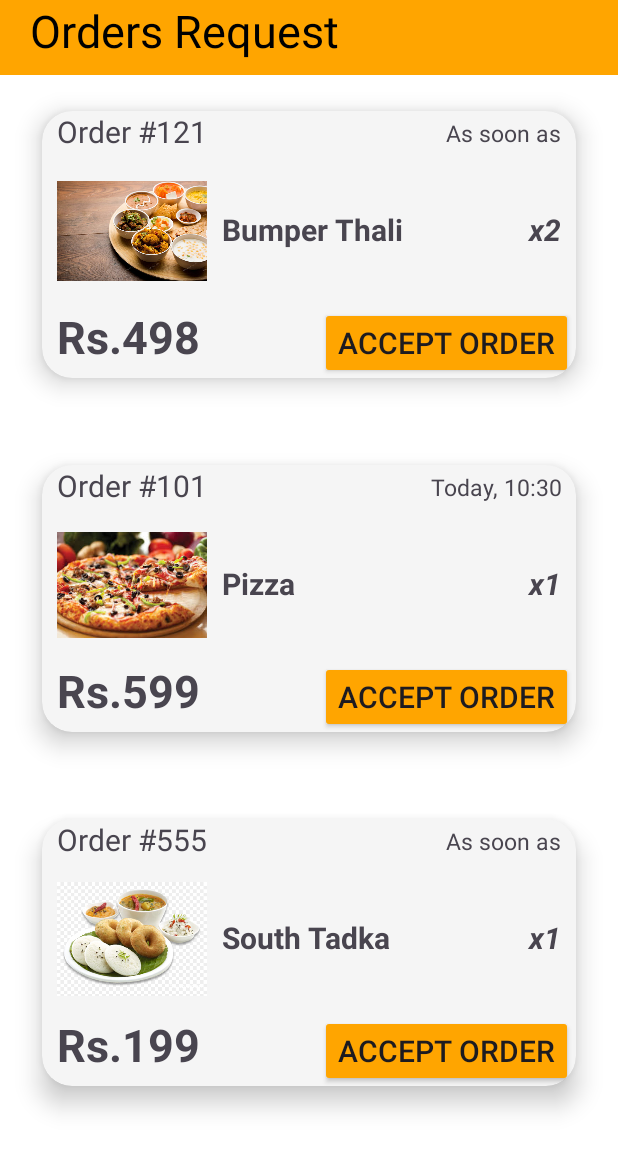
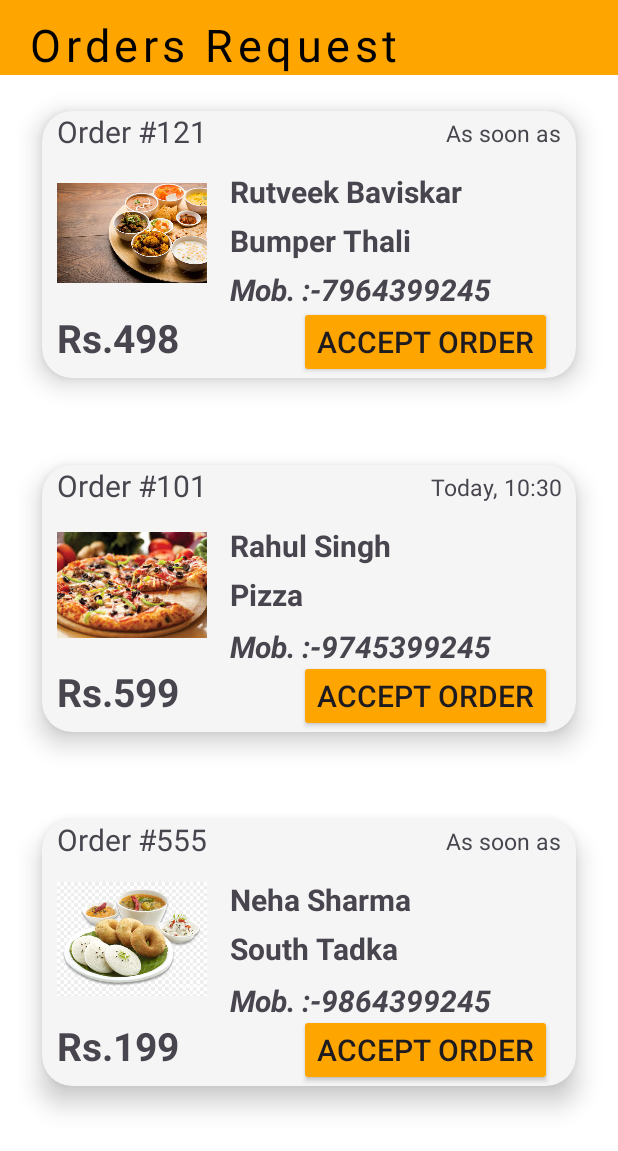
Before and after one commit to atharv2204/Internship-App, an Android app: the orders screen opened directly, with no data from a screen before it, on a phone screen of 412 x 824 dp. Shown: the top 1151 px of the screen. Run offline under Robolectric (Android 15) with nearby library versions, the phone set to English and light mode, and no system bars; Roboto replaces fonts that are not available here.

Commit message:
admin done except add items

```diff
--- a/app/src/main/AndroidManifest.xml
+++ b/app/src/main/AndroidManifest.xml
@@ -34,12 +34,15 @@
             android:exported="false" />
         <activity
             android:name=".activity_order_historyadmin"
+            android:parentActivityName=".adminHome"
             android:exported="false" />
         <activity
             android:name=".orders"
+            android:parentActivityName=".adminHome"
             android:exported="false" />
         <activity
             android:name=".activity_current"
+            android:parentActivityName=".adminHome"
             android:exported="false" />
         <activity
             android:name=".adminHome"
--- a/app/src/main/res/layout/activity_current.xml
+++ b/app/src/main/res/layout/activity_current.xml
@@ -16,7 +16,8 @@
             android:layout_width="match_parent"
             android:layout_height="60dp"
             android:layout_above="@+id/bottomNavigationView"
-            android:gravity="left"
+            android:gravity="left|center"
+            android:letterSpacing="0.1"
             android:text="Live Orders"
             android:textColor="@android:color/black"
             android:textSize="30dp"
--- a/app/src/main/res/layout/activity_order_historyadmin.xml
+++ b/app/src/main/res/layout/activity_order_historyadmin.xml
@@ -16,9 +16,10 @@
             android:layout_width="match_parent"
             android:layout_height="60dp"
             android:layout_above="@+id/bottomNavigationView"
-            android:gravity="left"
+            android:gravity="left|center"
             android:text="Order History"
             android:textColor="@color/black"
+            android:letterSpacing="0.1"
             android:textSize="30dp"
             android:layout_marginLeft="20dp"/>
     </com.google.android.material.bottomnavigation.BottomNavigationView>
--- a/app/src/main/res/layout/activity_orders.xml
+++ b/app/src/main/res/layout/activity_orders.xml
@@ -16,8 +16,9 @@
             android:layout_width="match_parent"
             android:layout_height="60dp"
             android:layout_above="@+id/bottomNavigationView"
-            android:gravity="left"
+            android:gravity="left|center"
             android:text="Orders Request"
+            android:letterSpacing="0.1"
             android:textColor="@android:color/black"
             android:textSize="30dp"
             android:layout_marginLeft="20dp"/>
@@ -82,13 +83,29 @@
                         android:layout_width="100dp"
                         android:layout_height="100dp"
                         android:src="@drawable/offer3"
+                        android:layout_gravity="center"
                         android:layout_marginLeft="10dp"/>
+                <LinearLayout
+                    android:layout_width="match_parent"
+                    android:layout_height="wrap_content"
+                    android:orientation="vertical"
+                    android:layout_marginLeft="5dp"
+                    android:layout_marginTop="0dp">
+                    <TextView
+                        android:layout_width="wrap_content"
+                        android:layout_height="wrap_content"
+                        android:layout_marginLeft="10dp"
+                        android:layout_marginTop="10dp"
+                        android:text="Rutveek Baviskar"
+                        android:textSize="20dp"
+                        android:textStyle="bold"
+                        tools:ignore="TextSizeCheck" />
 
                     <TextView
                         android:layout_width="wrap_content"
                         android:layout_height="wrap_content"
                         android:layout_marginLeft="10dp"
-                        android:layout_marginTop="35dp"
+                        android:layout_marginTop="5dp"
                         android:text="Bumper Thali"
                         android:textSize="20dp"
                         android:textStyle="bold"
@@ -97,14 +114,14 @@
                     <TextView
                         android:layout_width="match_parent"
                         android:layout_height="wrap_content"
-                        android:layout_marginTop="35dp"
-                        android:layout_marginRight="10dp"
-                        android:gravity="right"
-                        android:text="x2"
+                        android:layout_marginTop="5dp"
+                        android:layout_marginLeft="10dp"
+                        android:text="Mob. :-7964399245"
                         android:textSize="20dp"
                         android:textStyle="bold|italic"
                         tools:ignore="TextSizeCheck" />
 
+                </LinearLayout>
                 </LinearLayout>
 
                 <LinearLayout
@@ -115,7 +132,7 @@
                     android:layout_width="wrap_content"
                     android:layout_height="wrap_content"
                     android:text="Rs.498"
-                    android:textSize="30dp"
+                    android:textSize="26sp"
                     android:layout_marginTop="130dp"
                     android:layout_marginLeft="10dp"
                     android:textStyle="bold"/>
@@ -187,11 +204,27 @@
                         android:src="@drawable/image2"
                         android:layout_marginLeft="10dp"/>
 
+                    <LinearLayout
+                        android:layout_width="match_parent"
+                        android:layout_height="wrap_content"
+                        android:orientation="vertical"
+                        android:layout_marginLeft="5dp"
+                        android:layout_marginTop="0dp">
                         <TextView
                             android:layout_width="wrap_content"
                             android:layout_height="wrap_content"
                             android:layout_marginLeft="10dp"
-                        android:layout_marginTop="35dp"
+                            android:layout_marginTop="10dp"
+                            android:text="Rahul Singh"
+                            android:textSize="20dp"
+                            android:textStyle="bold"
+                            tools:ignore="TextSizeCheck" />
+
+                        <TextView
+                            android:layout_width="wrap_content"
+                            android:layout_height="wrap_content"
+                            android:layout_marginLeft="10dp"
+                            android:layout_marginTop="5dp"
                             android:text="Pizza"
                             android:textSize="20dp"
                             android:textStyle="bold"
@@ -200,13 +233,14 @@
                         <TextView
                             android:layout_width="match_parent"
                             android:layout_height="wrap_content"
-                        android:layout_marginTop="35dp"
-                        android:layout_marginRight="10dp"
-                        android:gravity="right"
-                        android:text="x1"
+                            android:layout_marginTop="7dp"
+                            android:layout_marginLeft="10dp"
+                            android:text="Mob. :-9745399245"
                             android:textSize="20dp"
                             android:textStyle="bold|italic"
                             tools:ignore="TextSizeCheck" />
+
+                    </LinearLayout>
 
                 </LinearLayout>
 
@@ -218,7 +252,7 @@
                         android:layout_width="wrap_content"
                         android:layout_height="wrap_content"
                         android:text="Rs.599"
-                        android:textSize="30dp"
+                        android:textSize="26sp"
                         android:layout_marginTop="130dp"
                         android:layout_marginLeft="10dp"
                         android:textStyle="bold"/>
@@ -288,12 +322,27 @@
                         android:layout_height="100dp"
                         android:src="@drawable/image1"
                         android:layout_marginLeft="10dp"/>
+                    <LinearLayout
+                        android:layout_width="match_parent"
+                        android:layout_height="wrap_content"
+                        android:orientation="vertical"
+                        android:layout_marginLeft="5dp"
+                        android:layout_marginTop="0dp">
+                        <TextView
+                            android:layout_width="wrap_content"
+                            android:layout_height="wrap_content"
+                            android:layout_marginLeft="10dp"
+                            android:layout_marginTop="10dp"
+                            android:text="Neha Sharma"
+                            android:textSize="20dp"
+                            android:textStyle="bold"
+                            tools:ignore="TextSizeCheck" />
 
                         <TextView
                             android:layout_width="wrap_content"
                             android:layout_height="wrap_content"
                             android:layout_marginLeft="10dp"
-                        android:layout_marginTop="35dp"
+                            android:layout_marginTop="5dp"
                             android:text="South Tadka"
                             android:textSize="20dp"
                             android:textStyle="bold"
@@ -302,13 +351,15 @@
                         <TextView
                             android:layout_width="match_parent"
                             android:layout_height="wrap_content"
-                        android:layout_marginTop="35dp"
-                        android:layout_marginRight="10dp"
-                        android:gravity="right"
-                        android:text="x1"
+                            android:layout_marginTop="7dp"
+                            android:layout_marginLeft="10dp"
+                            android:text="Mob. :-9864399245"
                             android:textSize="20dp"
                             android:textStyle="bold|italic"
                             tools:ignore="TextSizeCheck" />
+
+                    </LinearLayout>
+
 
                 </LinearLayout>
 
@@ -320,7 +371,7 @@
                         android:layout_width="wrap_content"
                         android:layout_height="wrap_content"
                         android:text="Rs.199"
-                        android:textSize="30dp"
+                        android:textSize="26sp"
                         android:layout_marginTop="130dp"
                         android:layout_marginLeft="10dp"
                         android:textStyle="bold"/>
```
Lines whose indentation alone changed are shown as unchanged.
